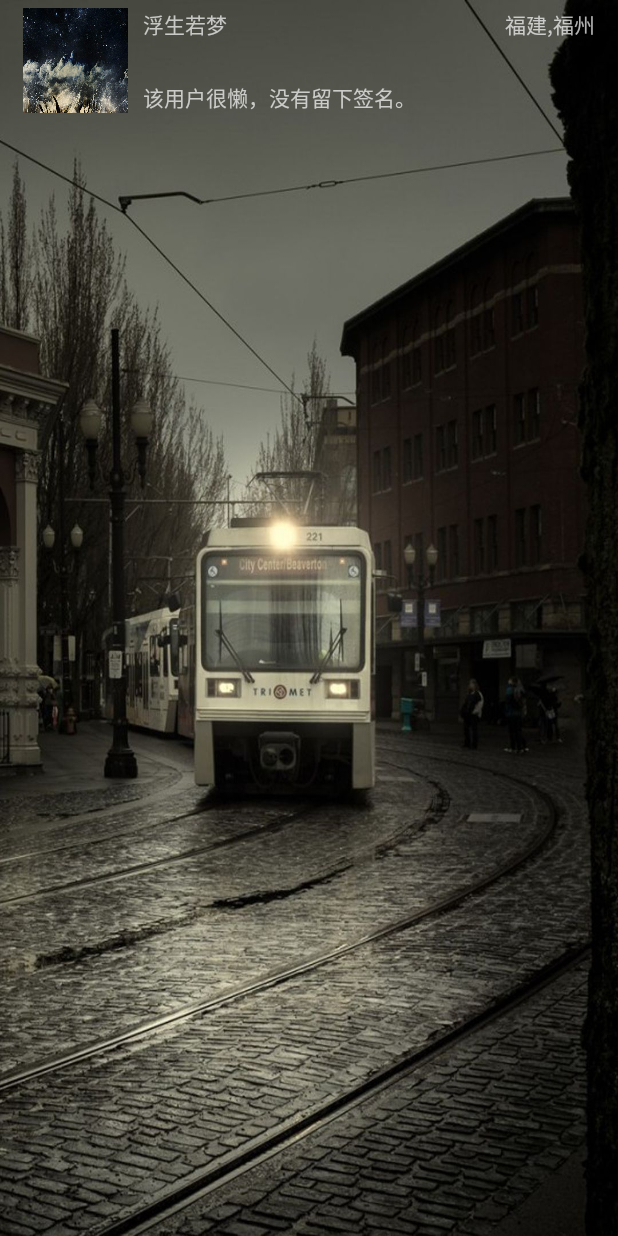
After one commit to ClodWinter/CloseEye, an Android app: the layout follow_pairingitem_layout.xml on its own in the app's theme, with its tools: preview values and no code run, on a phone screen of 412 x 824 dp. The commit adds this screen. Run offline under Robolectric (Android 15) with nearby library versions, the light colour scheme and no system bars.

Commit message:
附近配对列表
附近配对列表

```diff
--- a/app/src/main/java/cn/lizhiyu/closeeye/activity/MainActivity.java
+++ b/app/src/main/java/cn/lizhiyu/closeeye/activity/MainActivity.java
@@ -1,8 +1,6 @@
 package cn.lizhiyu.closeeye.activity;
 
 import android.support.v4.app.Fragment;
-import android.app.FragmentManager;
-import android.app.FragmentTransaction;
 import android.graphics.Color;
 import android.net.Uri;
 import android.os.Build;
@@ -23,7 +21,7 @@ import java.util.List;
 import cn.lizhiyu.closeeye.R;
 import cn.lizhiyu.closeeye.fragment.ChoiceFragment;
 import cn.lizhiyu.closeeye.fragment.DiscoveryFragment;
-import cn.lizhiyu.closeeye.fragment.FollowDynamicFragment;
+import cn.lizhiyu.closeeye.fragment.FollowPairingFragment;
 import cn.lizhiyu.closeeye.fragment.FollowFragment;
 import cn.lizhiyu.closeeye.fragment.FollowNearFragment;
 import cn.lizhiyu.closeeye.fragment.MineFragment;
@@ -33,7 +31,7 @@ public class MainActivity extends AppCompatActivity implements BottomNavigationB
         ,FollowFragment.OnFragmentInteractionListener
         ,MineFragment.OnFragmentInteractionListener
         ,FollowNearFragment.OnFragmentInteractionListener
-        ,FollowDynamicFragment.OnFragmentInteractionListener{
+        ,FollowPairingFragment.OnFragmentInteractionListener{
 
     private BottomNavigationBar bottomNav;
 
--- a/app/src/main/java/cn/lizhiyu/closeeye/fragment/FollowFragment.java
+++ b/app/src/main/java/cn/lizhiyu/closeeye/fragment/FollowFragment.java
@@ -7,7 +7,6 @@ import android.os.Bundle;
 import android.support.annotation.RequiresApi;
 import android.support.v4.app.FragmentManager;
 import android.support.v4.app.FragmentPagerAdapter;
-import android.support.v4.app.FragmentTransaction;
 import android.support.v4.view.ViewPager;
 import android.view.LayoutInflater;
 import android.support.v4.app.Fragment;
@@ -138,7 +137,7 @@ public class FollowFragment extends Fragment {
 
         FollowNearFragment followNearFragment = new FollowNearFragment();
 
-        FollowDynamicFragment followDynamicFragment = new FollowDynamicFragment();
+        FollowPairingFragment followDynamicFragment = new FollowPairingFragment();
 
         arrayFragments.add(followNearFragment);
 
--- /dev/null
+++ b/app/src/main/res/layout/follow_pairingitem_layout.xml
@@ -0,0 +1,59 @@
+<?xml version="1.0" encoding="utf-8"?>
+<RelativeLayout xmlns:android="http://schemas.android.com/apk/res/android"
+    android:layout_width="match_parent"
+    android:layout_height="wrap_content">
+
+    <ImageView
+        android:layout_width="70dp"
+        android:layout_height="70dp"
+        android:layout_marginTop="5dp"
+        android:layout_marginLeft="15dp"
+        android:layout_marginBottom="5dp"
+        android:scaleType="fitXY"
+        android:id="@+id/pairingitem_icon"
+        android:src="@mipmap/choice_topview_bg"
+        />
+
+    <TextView
+        android:layout_width="wrap_content"
+        android:layout_height="wrap_content"
+        android:text="浮生若梦"
+        android:id="@+id/pairingitem_name"
+        android:layout_alignTop="@+id/pairingitem_icon"
+        android:layout_toRightOf="@+id/pairingitem_icon"
+        android:layout_marginLeft="10dp"
+        />
+
+    <TextView
+        android:layout_width="wrap_content"
+        android:layout_height="wrap_content"
+        android:id="@+id/pairingitem_place"
+        android:text="福建,福州"
+        android:layout_alignTop="@id/pairingitem_icon"
+        android:layout_alignParentRight="true"
+        android:layout_marginRight="15dp"
+        />
+
+    <LinearLayout
+        android:layout_width="wrap_content"
+        android:layout_height="20dp"
+        android:id="@+id/pairingitem_tags"
+        android:orientation="horizontal"
+        android:layout_alignLeft="@id/pairingitem_name"
+        android:layout_alignParentRight="true"
+        android:layout_below="@id/pairingitem_name"
+        android:layout_marginTop="5dp"
+        >
+
+    </LinearLayout>
+
+    <TextView
+        android:layout_width="wrap_content"
+        android:layout_height="wrap_content"
+        android:id="@+id/pairingitem_signature"
+        android:text="该用户很懒，没有留下签名。"
+        android:layout_alignLeft="@id/pairingitem_name"
+        android:layout_alignBottom="@id/pairingitem_icon"
+        />
+
+</RelativeLayout>
--- a/app/src/main/res/layout/fragment_follow.xml
+++ b/app/src/main/res/layout/fragment_follow.xml
@@ -26,7 +26,7 @@
         android:layout_width="match_parent"
         android:layout_height="match_parent"
         android:id="@+id/follow_viewPager"
-        android:background="@color/cyan">
+        >
 
     </android.support.v4.view.ViewPager>
 
```
Also changed, not shown: app/src/main/java/cn/lizhiyu/closeeye/CustomClass/PairingItemDeco.java (added, +105 -0 lines), app/src/main/java/cn/lizhiyu/closeeye/adapter/PairingAdapter.java (added, +46 -0 lines), app/src/main/java/cn/lizhiyu/closeeye/fragment/FollowPairingFragment.java (renamed from app/src/main/java/cn/lizhiyu/closeeye/fragment/FollowDynamicFragment.java, +60 -8 lines), app/src/main/java/cn/lizhiyu/closeeye/model/PairingItemModel.java (added, +8 -0 lines), app/src/main/res/layout/fragment_follow_pairing.xml (renamed from app/src/main/res/layout/fragment_follow_dynamic.xml, +6 -5 lines).
